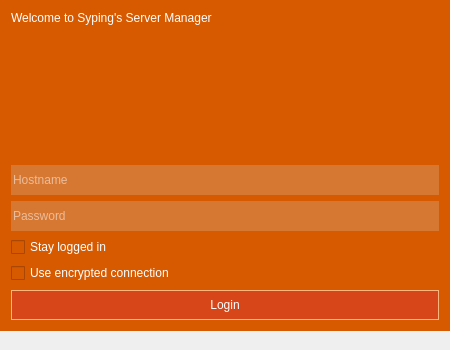
This is src/servermgr/frmServerManager.ui in Syping/servermgr as Qt 5 draws it before an edit. The edited form follows.
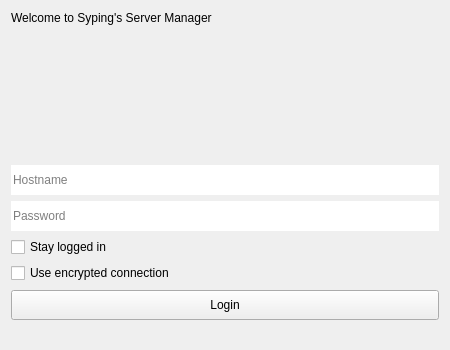
This is the edited form. The open tabs and pages were chosen to show the change. Icons and pictures are not drawn. Custom widgets are drawn as their Qt base class.

Commit message: login style sheet improved

```diff
--- a/src/servermgr/frmServerManager.ui
+++ b/src/servermgr/frmServerManager.ui
@@ -49,61 +49,7 @@
       </property>
       <widget class="QWidget" name="pLoginDesigned">
        <property name="styleSheet">
-        <string notr="true">QWidget#pLoginDesigned{
-	background-color: rgb(215, 90, 0);
-	color: rgb(255, 255, 255);
-	selection-background-color: rgb(255, 255, 255);
-	selection-color: rgb(215, 90, 0);
-}
-QCheckBox{
-	background-color: rgb(215, 90, 0);
-	color: rgb(255, 255, 255);
-	selection-background-color: rgb(255, 255, 255);
-	selection-color: rgb(215, 90, 0);
-}
-QFrame{
-	background-color: rgb(215, 90, 0);
-	color: rgb(255, 255, 255);
-	selection-background-color: rgb(255, 255, 255);
-	selection-color: rgb(215, 90, 0);
-}
-QLineEdit{
-	background-color: rgb(215, 120, 50);
-	color: rgb(255, 255, 255);
-	selection-background-color: rgb(255, 255, 255);
-	selection-color: rgb(215, 90, 0);
-}
-QPushButton{
-	border-style: ridge;
-	background-color: rgb(215, 70, 25); 
-	color: rgb(255, 255, 255);
-	border-width: 1px;
-	border-radius: 0px;
-	border-color: rgb(215, 120, 50);
-	min-width: 5em;
-	padding: 4px;
-}
-QPushButton:pressed{
-	background-color: rgb(255, 255, 255);
-	color: rgb(215, 70, 25);
-	border-style: inset;
-}
-QPushButton:hover{
-	background-color: rgb(255, 255, 255);
-	color: rgb(215, 70, 25);
-}
-QPushButton:focus{
-	background-color: rgb(218, 86, 45);
-}
-QPushButton:focus:hover{
-	background-color: rgb(255, 255, 255);
-	color: rgb(215, 70, 25);
-}
-QPushButton:focus:pressed{
-	background-color: rgb(255, 255, 255);
-	color: rgb(215, 70, 25);
-	border-style: inset;
-}</string>
+        <string notr="true"/>
        </property>
        <layout class="QVBoxLayout" name="vlLoginPage">
         <item>
```
Left out of the diff: 4 changed lines with no effect on the pictures. The commit also changes 4 other files.
